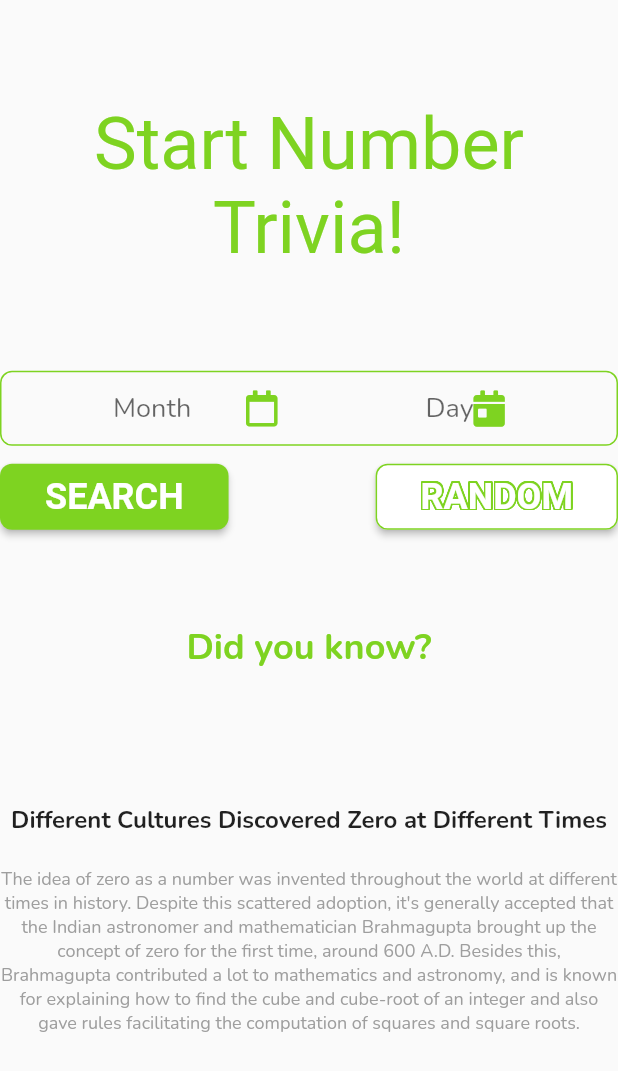
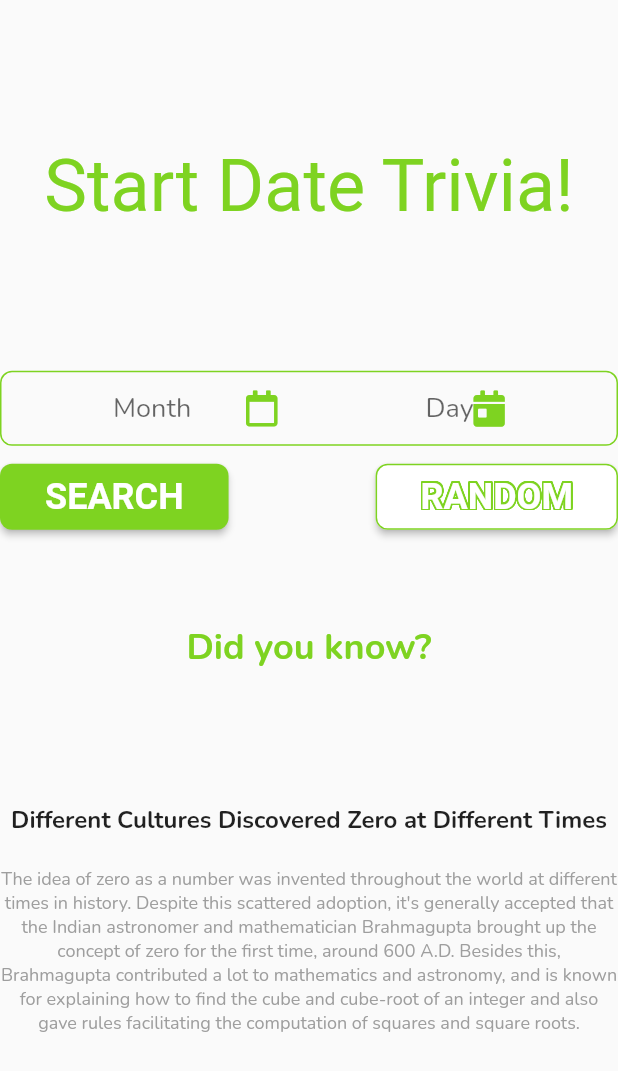
Before and after one commit to karlreginaldo/curious_digit, a Flutter app: the DateTriviaPage screen opened directly, on a phone screen of 412 x 824 dp. Shown: the top 1071 px of the screen. Run offline on Flutter 3.47's test engine with Material 2 defaults, Android fonts, the phone set to English and light mode, and no system bars; drawn by our look-alikes of carousel_slider; our stand-ins replace bloc, dartz, data_connection_checker, equatable, flutter_bloc, font_awesome_flutter and 5 more; missing offline and left inert: shared_preferences_web; accounts and stored records are empty.

Commit message:
fix:bug#1

```diff
--- a/lib/core/constant/strings.dart
+++ b/lib/core/constant/strings.dart
@@ -6,3 +6,20 @@ const String SERVER_FAILURE_MESSAGE = 'Server Failure';
 const String CACHE_FAILURE_MESSAGE = 'Cache Failure';
 
 const String url = 'https://github.com/mikagura12';
+
+final List listOfDays = [for (var i = 1; i <= 31; i += 1) '$i'];
+
+final List listOfMonths = [
+  'January',
+  'February',
+  'March',
+  'April',
+  'May',
+  'June',
+  'July',
+  'August',
+  'September',
+  'October',
+  'November',
+  'December'
+];
--- a/lib/features/date_trivia/presentation/pages/date_trivia_page.dart
+++ b/lib/features/date_trivia/presentation/pages/date_trivia_page.dart
@@ -33,23 +33,15 @@ class _DateTriviaPageState extends State<DateTriviaPage> {
             BlocBuilder<DateTriviaBloc, DateTriviaState>(
               builder: (context, state) {
                 if (state is Empty) {
-                  print('Empty');
-                  return MessageDisplay(
-                      size: size, text: 'Start Number Trivia!');
+                  return MessageDisplay(size: size, text: 'Start Date Trivia!');
                 } else if (state is Loading) {
-                  print('Loading');
-
                   return LoadingDisplay(size: size);
                 } else if (state is Loaded) {
-                  print('Loaded');
-
                   return TriviaDisplay(
                     size: size,
                     trivia: state.trivia,
                   );
                 } else if (state is Error) {
-                  print('Error');
-
                   return MessageDisplay(size: size, text: state.message);
                 }
                 return MessageDisplay(
--- a/lib/features/date_trivia/presentation/widgets/trivia_controls.dart
+++ b/lib/features/date_trivia/presentation/widgets/trivia_controls.dart
@@ -5,6 +5,7 @@ import 'package:google_fonts/google_fonts.dart';
 import '../../../../core/util/outline_text.dart';
 import '../../../../core/constant/colors.dart';
 import '../../../../core/constant/numbers.dart';
+import '../../../../core/constant/strings.dart';
 import '../bloc/date_trivia_bloc.dart';
 
 class TriviaControl extends StatefulWidget {
@@ -14,21 +15,6 @@ class TriviaControl extends StatefulWidget {
 
 class _TriviaControlState extends State<TriviaControl> {
   String day, month;
-  List listOfDays = [for (var i = 1; i <= 31; i += 1) '$i'];
-  List listOfMonths = [
-    'January',
-    'February',
-    'March',
-    'April',
-    'May',
-    'June',
-    'July',
-    'August',
-    'September',
-    'October',
-    'November',
-    'December'
-  ];
 
   @override
   Widget build(BuildContext context) {
```
Also changed, not shown: 1 other file.
